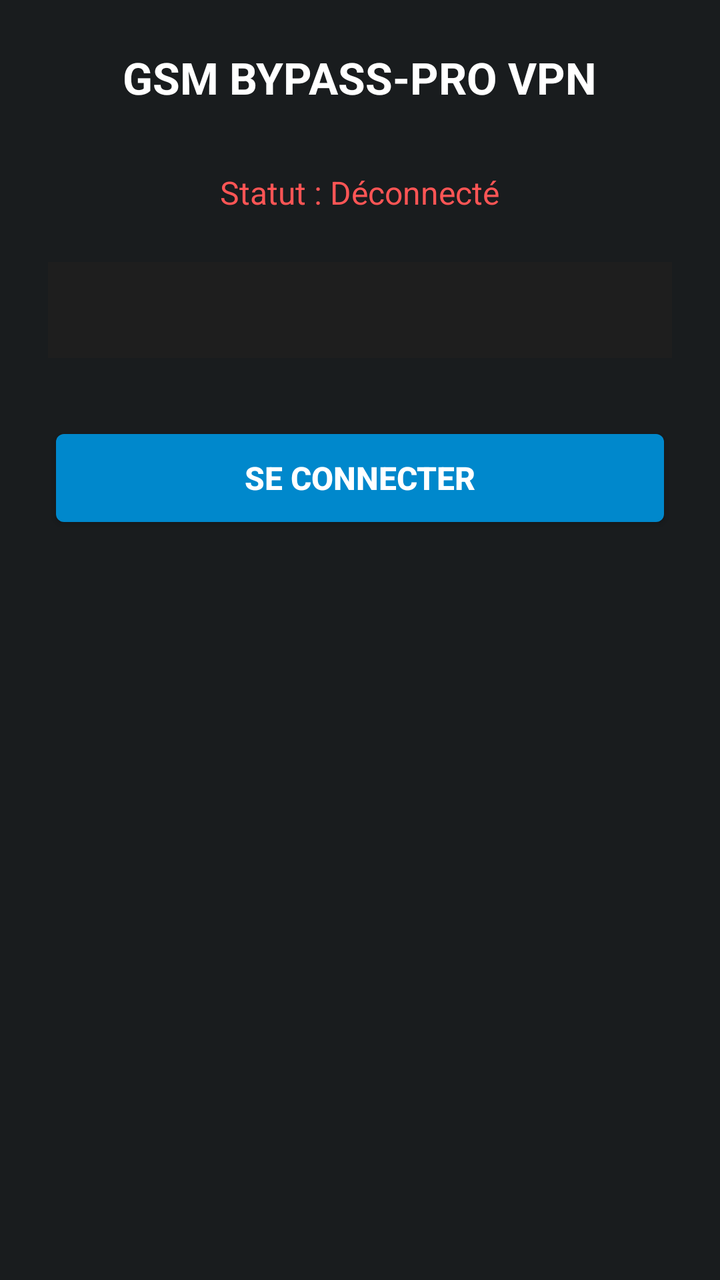
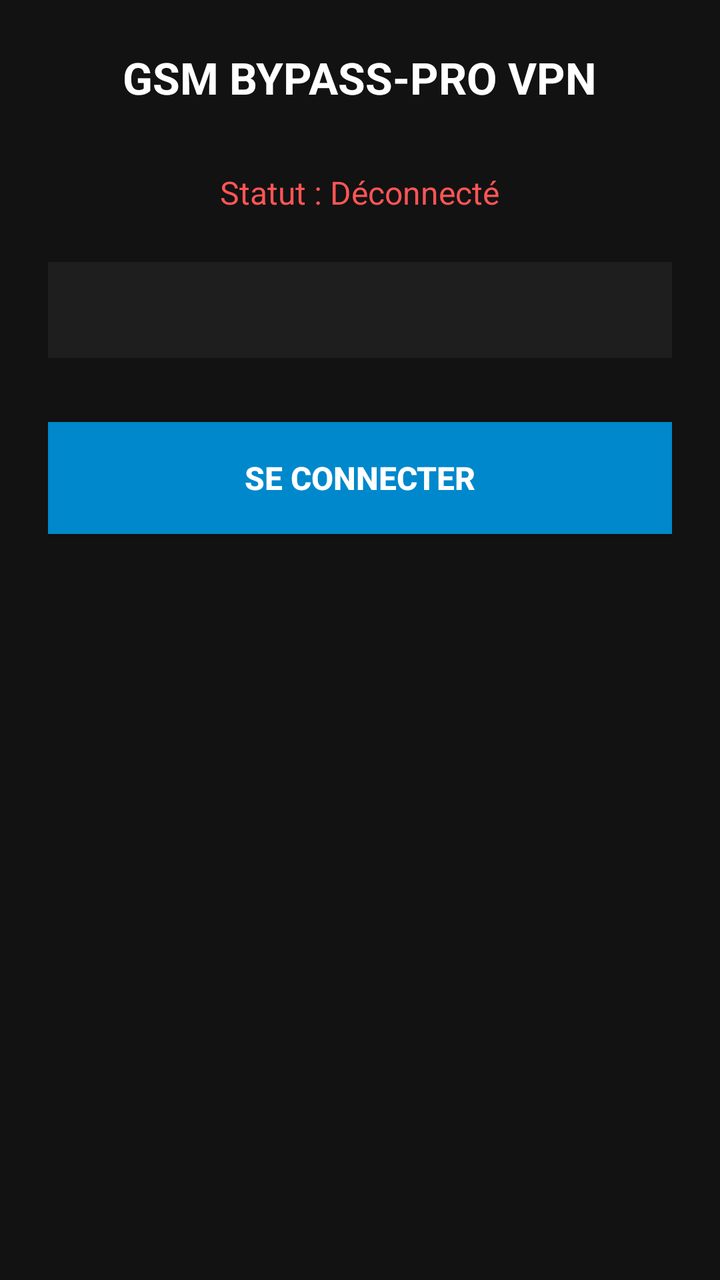

Compare the two renders of this Android layout. The source of the first and the diff that turns it into the second are given below.
<!-- AndroidManifest.xml: application theme android:Theme.DeviceDefault -->
<!-- res/layout/activity_main.xml -->
<?xml version="1.0" encoding="utf-8"?>
<LinearLayout xmlns:android="http://schemas.android.com/apk/res/android"
    android:layout_width="match_parent"
    android:layout_height="match_parent"
    android:orientation="vertical"
    android:padding="24dp"
    android:gravity="center_horizontal"
    android:backgroundColor="#121212">

    <TextView
        android:layout_width="wrap_content"
        android:layout_height="wrap_content"
        android:text="GSM BYPASS-PRO VPN"
        android:textSize="22sp"
        android:textStyle="bold"
        android:textColor="#FFFFFF"
        android:layout_marginBottom="32dp" />

    <TextView
        android:id="@+id/tvStatus"
        android:layout_width="wrap_content"
        android:layout_height="wrap_content"
        android:text="Statut : Déconnecté"
        android:textSize="16sp"
        android:textColor="#FF5555"
        android:layout_marginBottom="24dp" />

    <Spinner
        android:id="@+id/spinnerServers"
        android:layout_width="match_parent"
        android:layout_height="48dp"
        android:layout_marginBottom="16dp"
        android:background="#1E1E1E" />

    <Button
        android:id="@+id/btnConnect"
        android:layout_width="match_parent"
        android:layout_height="56dp"
        android:text="SE CONNECTER"
        android:textSize="16sp"
        android:textStyle="bold"
        android:textColor="#FFFFFF"
        android:backgroundTint="#0088CC"
        android:layout_marginTop="16dp" />

</LinearLayout>
<!-- resources referenced by this layout -->
<resources>

</resources>

<!-- the commit's change to res/layout/activity_main.xml (unified diff, before → after) -->
@@ -5,7 +5,7 @@
     android:orientation="vertical"
     android:padding="24dp"
     android:gravity="center_horizontal"
-    android:backgroundColor="#121212">
+    android:background="#121212">
 
     <TextView
         android:layout_width="wrap_content"
@@ -40,7 +40,7 @@
         android:textSize="16sp"
         android:textStyle="bold"
         android:textColor="#FFFFFF"
-        android:backgroundTint="#0088CC"
+        android:background="#0088CC"
         android:layout_marginTop="16dp" />
 
 </LinearLayout>
